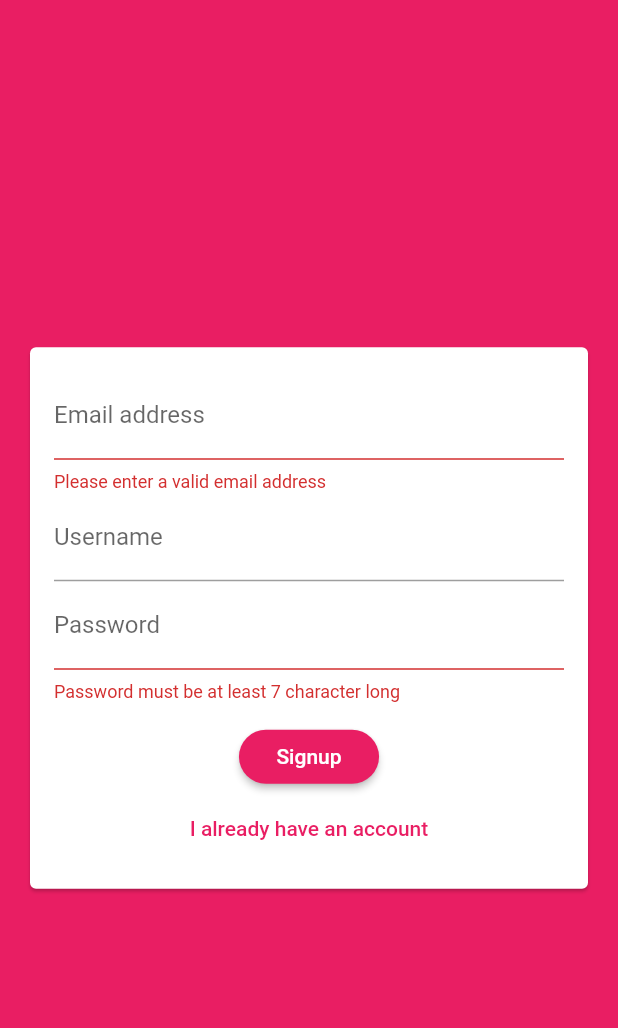
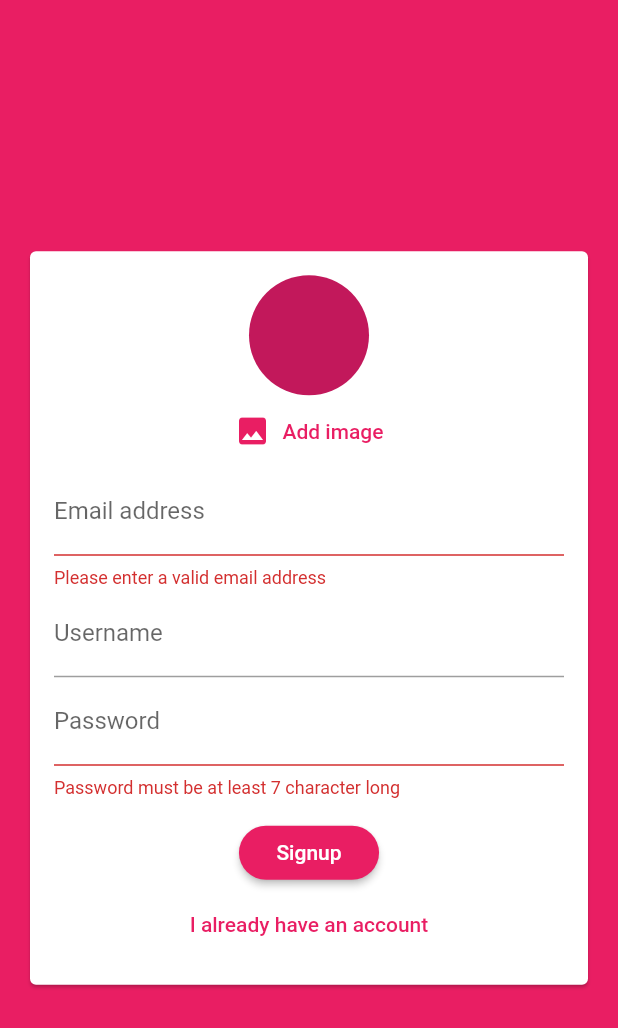
Before and after one commit to longdx304/chat_app, a Flutter app: the screen it shows after launch, after a tap on "Login", after a tap on "Create new account", on a phone screen of 412 x 824 dp. Shown: the top 1028 px of the screen. Run offline on Flutter 3.47's test engine with Material 2 defaults, Android fonts, the phone set to English and light mode, and no system bars; our stand-ins replace cloud_firestore, firebase_auth, firebase_core, image_picker; accounts and stored records are empty.

Commit message:
added image picker ui when registering

```diff
--- a/lib/widgets/auth/auth_form.dart
+++ b/lib/widgets/auth/auth_form.dart
@@ -1,6 +1,8 @@
 import 'package:cloud_firestore/cloud_firestore.dart';
 import 'package:firebase_auth/firebase_auth.dart';
 import 'package:flutter/material.dart';
+
+import '../pickers/user_image_picker.dart';
 
 class AuthForm extends StatefulWidget {
   @override
@@ -74,6 +76,7 @@ class _AuthFormState extends State<AuthForm> {
               child: Column(
                 mainAxisSize: MainAxisSize.min,
                 children: [
+                  if (!_isLoginMode) UserImagePicker(),
                   TextFormField(
                     key: ValueKey('email'),
                     onSaved: (newValue) => _userEmail = newValue,
--- /dev/null
+++ b/lib/widgets/pickers/user_image_picker.dart
@@ -0,0 +1,43 @@
+import 'dart:io';
+
+import 'package:flutter/material.dart';
+import 'package:image_picker/image_picker.dart';
+
+class UserImagePicker extends StatefulWidget {
+  @override
+  _UserImagePickerState createState() => _UserImagePickerState();
+}
+
+class _UserImagePickerState extends State<UserImagePicker> {
+  final picker = ImagePicker();
+  File _pickedImage;
+
+  Future<void> _pickImage() async {
+    final pickedImage = await picker.getImage(source: ImageSource.camera);
+    setState(() {
+      if (pickedImage != null) {
+        _pickedImage = File(pickedImage.path);
+      } else {
+        print('No image selected.');
+      }
+    });
+  }
+
+  @override
+  Widget build(BuildContext context) {
+    return Column(
+      children: [
+        CircleAvatar(
+          radius: 40,
+          backgroundImage:
+              _pickedImage != null ? FileImage(_pickedImage) : null,
+        ),
+        TextButton.icon(
+          onPressed: _pickImage,
+          icon: Icon(Icons.image),
+          label: Text('Add image'),
+        ),
+      ],
+    );
+  }
+}
--- a/pubspec.yaml
+++ b/pubspec.yaml
@@ -31,6 +31,7 @@ dependencies:
   firebase_core: ^0.7.0
   cloud_firestore: ^0.16.0
   firebase_auth: ^0.20.0+1
+  image_picker: ^0.6.7+21
 
 dev_dependencies:
   flutter_test:
```
Also changed, not shown: pubspec.lock, 1 other file.
